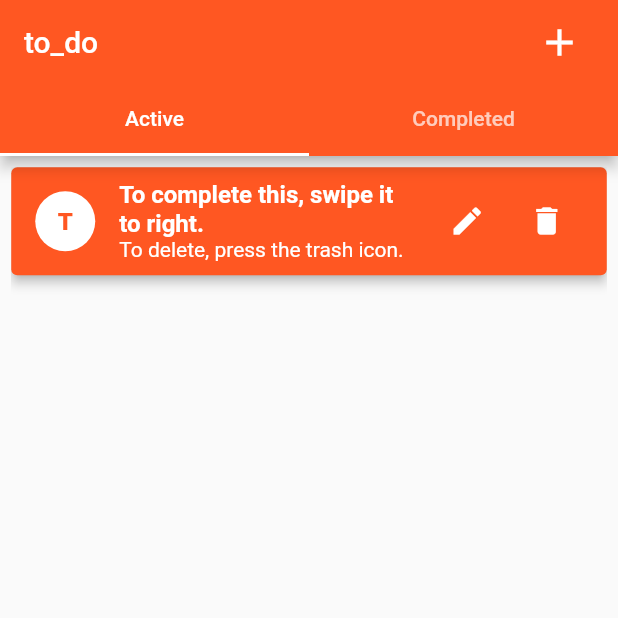
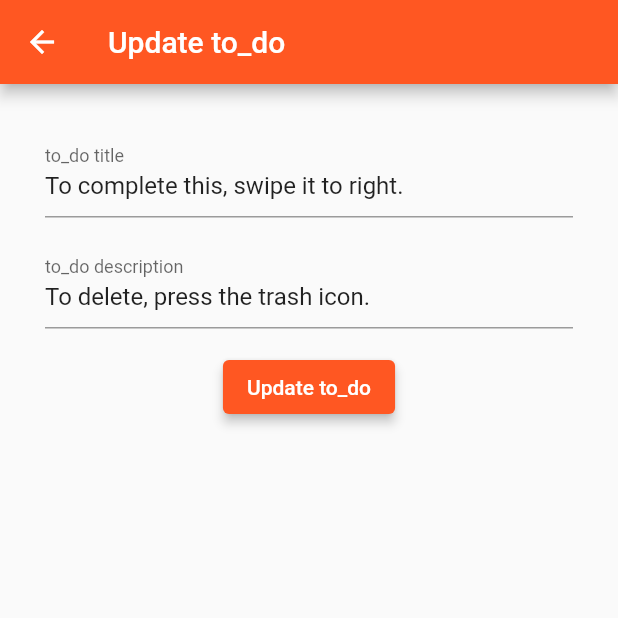
Before and after one commit to ragokan/to_do, a Flutter app: the screen it shows after launch, after a tap on the "edit" icon, on a phone screen of 412 x 824 dp, the top half of it. Run offline on Flutter 3.47's test engine with Material 2 defaults, Android fonts, the phone set to English and light mode, and no system bars; our stand-ins replace get.

Commit message:
better todo form

```diff
--- a/lib/config/routes/routes.dart
+++ b/lib/config/routes/routes.dart
@@ -1,6 +1,7 @@
 import 'package:get/get_navigation/get_navigation.dart';
 import 'package:to_do/screens/todo/add_todo_page.dart';
 import 'package:to_do/screens/todo/todo_main_page.dart';
+import 'package:to_do/screens/todo/update_todo_page.dart';
 
 final String initialRoute = '/';
 
@@ -13,4 +14,8 @@ final List<GetPage> routes = [
     name: AddTodoPage.routePath,
     page: () => AddTodoPage(),
   ),
+  GetPage(
+    name: UpdateTodoPage.routePath,
+    page: () => UpdateTodoPage(),
+  ),
 ];
--- a/lib/models/todo/todo_model.dart
+++ b/lib/models/todo/todo_model.dart
@@ -1,3 +1,5 @@
+import 'dart:convert';
+
 class Todo {
   final int id;
   String title;
@@ -10,4 +12,26 @@ class Todo {
     required this.description,
     this.isCompleted = false,
   });
+
+  Map<String, dynamic> toMap() {
+    return {
+      'id': id,
+      'title': title,
+      'description': description,
+      'isCompleted': isCompleted,
+    };
+  }
+
+  factory Todo.fromMap(Map<String, dynamic> map) {
+    return Todo(
+      id: map['id'],
+      title: map['title'],
+      description: map['description'],
+      isCompleted: map['isCompleted'],
+    );
+  }
+
+  String toJson() => json.encode(toMap());
+
+  factory Todo.fromJson(String source) => Todo.fromMap(json.decode(source));
 }
--- /dev/null
+++ b/lib/modules/todo/todo_form_controller.dart
@@ -0,0 +1,63 @@
+import 'package:flutter/cupertino.dart';
+import 'package:flutter/material.dart';
+import 'package:get/get.dart';
+import 'package:to_do/models/todo/todo_model.dart';
+import 'package:to_do/modules/todo/todo_controller.dart';
+
+enum FormType { ADD, UPDATE }
+
+class TodoFormController {
+  final titleController = TextEditingController();
+  final descriptionController = TextEditingController();
+  final FormType formType;
+  late String formText;
+  int? todoId;
+
+  TodoFormController({
+    required this.formType,
+  }) {
+    formText = formType == FormType.ADD ? 'add' : 'update';
+  }
+
+  TodoFormController.updateForm({
+    this.formType = FormType.UPDATE,
+    required this.todoId,
+    required String titleValue,
+    required String descriptionValue,
+  }) {
+    titleController.text = titleValue;
+    descriptionController.text = descriptionValue;
+    formText = formType == FormType.ADD ? 'add' : 'update';
+  }
+
+  void submitForm() {
+    if (titleController.text.isEmpty || descriptionController.text.isEmpty) {
+      Get.showSnackbar(GetBar(
+        message: 'Please provide title and description to $formText to_do!',
+        isDismissible: true,
+        duration: Duration(seconds: 5),
+        icon: Icon(
+          Icons.error,
+          color: Colors.white,
+        ),
+      ));
+    } else {
+      if (formType == FormType.ADD) {
+        final todo = Todo(
+            id: todoController.todos.length,
+            title: titleController.text,
+            description: descriptionController.text);
+        todoController.todos.insert(0, todo);
+        todoController.update();
+      } else {
+        var todo =
+            todoController.todos.firstWhere((element) => element.id == todoId);
+        todo.title = titleController.text;
+        todo.description = descriptionController.text;
+        todoController.update();
+      }
+
+      Get.back();
+    }
+  }
+}
--- /dev/null
+++ b/lib/screens/todo/update_todo_page.dart
@@ -0,0 +1,22 @@
+import 'package:flutter/material.dart';
+import 'package:get/get.dart';
+import 'package:to_do/modules/todo/todo_controller.dart';
+import 'package:to_do/modules/todo/todo_form_controller.dart';
+import 'package:to_do/widgets/todo/todo_form.dart';
+
+class UpdateTodoPage extends StatelessWidget {
+  static const String routePath = '/updateTodo/:id';
+  const UpdateTodoPage({Key? key}) : super(key: key);
+
+  @override
+  Widget build(_) {
+    final todoId = int.parse(Get.parameters['id']!);
+    final todo =
+        todoController.todos.firstWhere((element) => element.id == todoId);
+    var todoFormController = TodoFormController.updateForm(
+        todoId: todoId,
+        titleValue: todo.title,
+        descriptionValue: todo.description);
+    return TodoForm(todoFormController);
+  }
+}
--- /dev/null
+++ b/lib/widgets/todo/todo_form.dart
@@ -0,0 +1,34 @@
+import 'package:flutter/material.dart';
+import 'package:get/get.dart';
+import 'package:to_do/modules/todo/todo_form_controller.dart';
+import '../custom_scaffold.dart';
+
+Widget TodoForm(TodoFormController todoFormController) => CustomScaffold(
+      title: '${todoFormController.formText.capitalize} to_do',
+      child: Container(
+          margin: EdgeInsets.all(30),
+          child: Column(
+            children: [
+              TextField(
+                decoration: InputDecoration(labelText: 'to_do title'),
+                controller: todoFormController.titleController,
+              ),
+              SizedBox(height: 15),
+              TextField(
+                decoration: InputDecoration(labelText: 'to_do description'),
+                controller: todoFormController.descriptionController,
+              ),
+              SizedBox(height: 15),
+              ElevatedButton(
+                onPressed: todoFormController.submitForm,
+                style: ElevatedButton.styleFrom(
+                  primary: Get.theme!.primaryColor,
+                  elevation: 3,
+                ),
+                child: Text(
+                  '${todoFormController.formText.capitalize} to_do',
+                ),
+              ),
+            ],
+          )),
+    );
--- a/lib/widgets/todo/todo_item.dart
+++ b/lib/widgets/todo/todo_item.dart
@@ -54,7 +54,7 @@ class TodoItem extends StatelessWidget {
                 IconButton(
                   color: Colors.white,
                   icon: Icon(Icons.edit),
-                  onPressed: () {},
+                  onPressed: () => Get.toNamed('/updateTodo/${todo.id}'),
                   tooltip: 'Edit',
                 ),
                 SizedBox(width: 5),
```
Also changed, not shown: lib/modules/todo/add_todo_controller.dart (deleted, +0 -33 lines), lib/screens/todo/add_todo_page.dart (+6 -31 lines).
